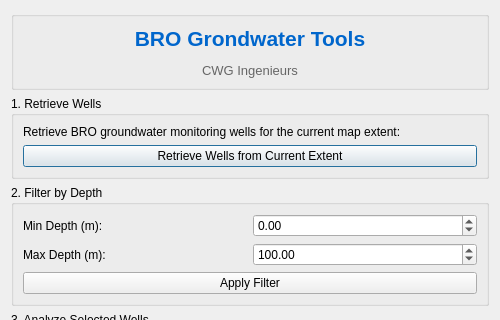
Before: the Qt Designer form bro_grondwater_plugin/bro_grondwater_plugin_dialog_base.ui in CWG-Ingenieurs/bro-grondwater-plugin, drawn with Qt 5; both pictures show x 0 to 500 and y 0 to 320 of the 500 by 600 pixel window.
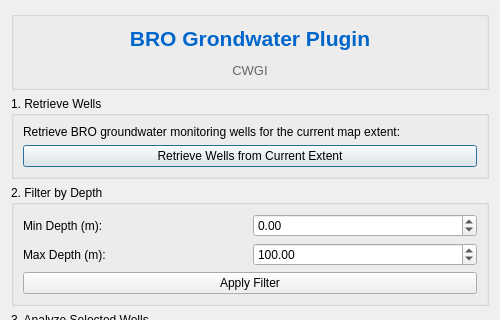
After: the same form once the commit is applied.

Diff of the .ui file:
```diff
--- a/bro_grondwater_plugin/bro_grondwater_plugin_dialog_base.ui
+++ b/bro_grondwater_plugin/bro_grondwater_plugin_dialog_base.ui
@@ -23,7 +23,7 @@
       <item>
        <widget class="QLabel" name="labelLogo">
         <property name="text">
-         <string>&lt;html&gt;&lt;head/&gt;&lt;body&gt;&lt;p align="center"&gt;&lt;span style=" font-size:16pt; font-weight:600; color:#0066cc;"&gt;BRO Grondwater Tools&lt;/span&gt;&lt;/p&gt;&lt;p align="center"&gt;&lt;span style=" font-size:10pt; color:#666666;"&gt;CWG Ingenieurs&lt;/span&gt;&lt;/p&gt;&lt;/body&gt;&lt;/html&gt;</string>
+         <string>&lt;html&gt;&lt;head/&gt;&lt;body&gt;&lt;p align="center"&gt;&lt;span style=" font-size:16pt; font-weight:600; color:#0066cc;"&gt;BRO Grondwater Plugin&lt;/span&gt;&lt;/p&gt;&lt;p align="center"&gt;&lt;span style=" font-size:10pt; color:#666666;"&gt;CWGI&lt;/span&gt;&lt;/p&gt;&lt;/body&gt;&lt;/html&gt;</string>
         </property>
         <property name="alignment">
          <set>Qt::AlignCenter</set>
```
Left out of the diff: 10 changed lines with no effect on the pictures.
